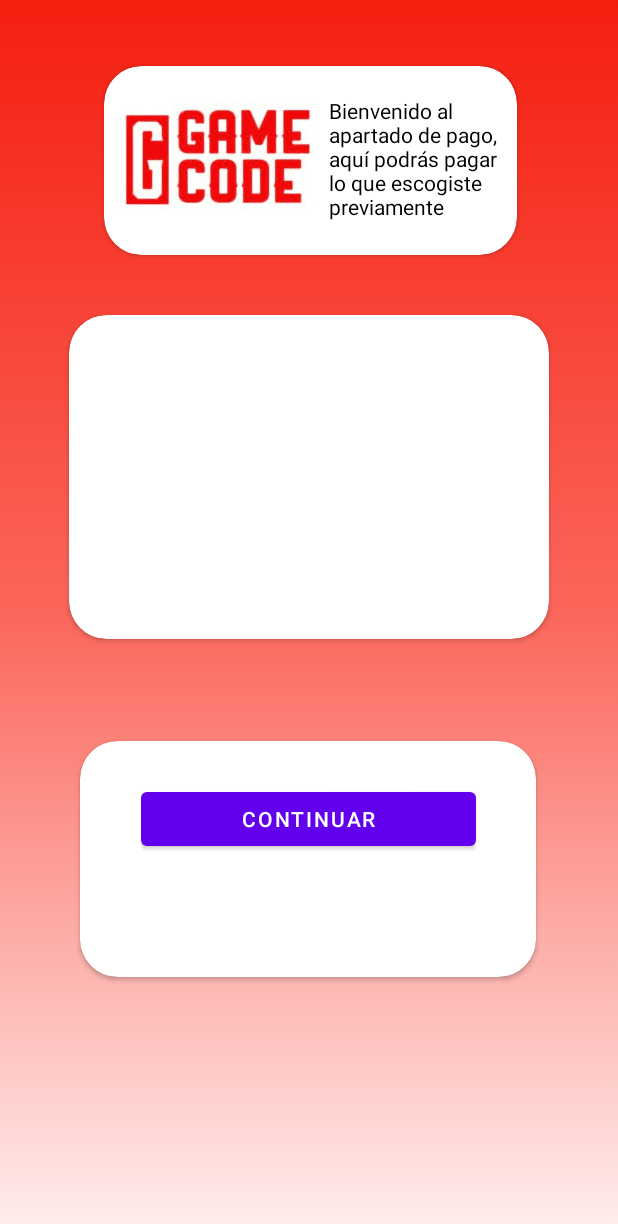
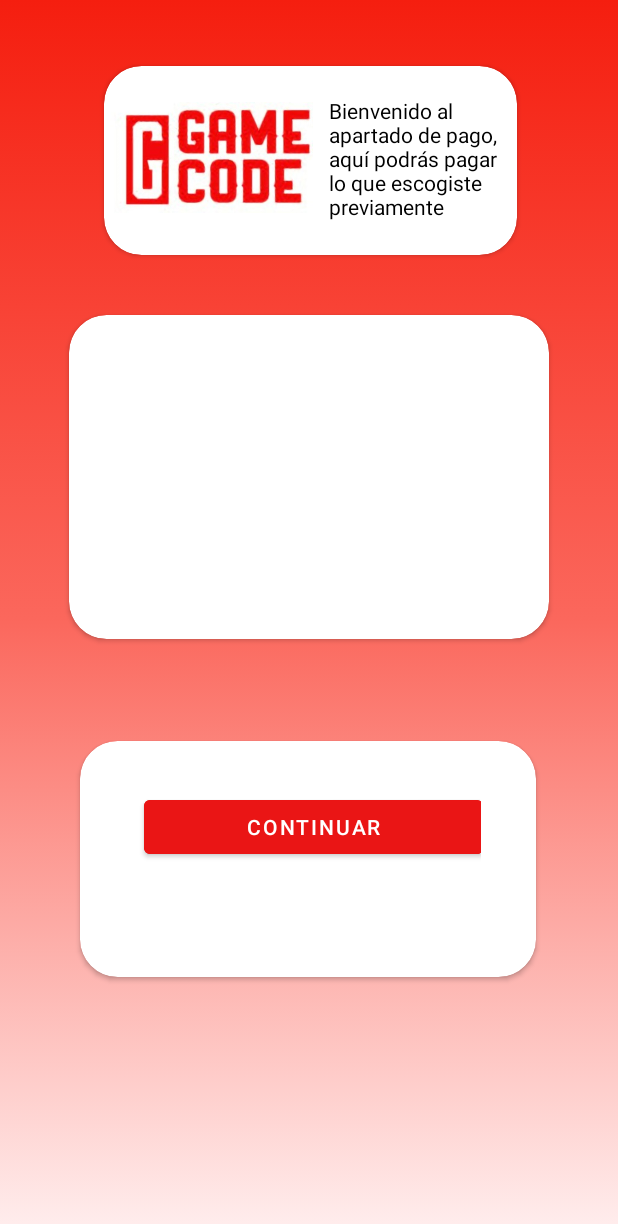
Before and after one commit to ElWazy/GameCode, an Android app: the Payment_act screen opened directly, with no data from a screen before it, on a phone screen of 412 x 824 dp. Shown: the top 1224 px of the screen. Run offline under Robolectric (Android 15) with nearby library versions, the phone set to English and light mode, and no system bars; libraries missing offline, so code that uses them is left out: com.synap.pay.

Commit message:
pequeños cambios

```diff
--- a/app/build.gradle
+++ b/app/build.gradle
@@ -42,7 +42,9 @@ dependencies {
     androidTestImplementation 'androidx.test.espresso:espresso-core:3.4.0'
 
     //PASARELA DE PAGO
+    //noinspection GradleCompatible
     implementation 'com.android.support:appcompat-v7:28.0.0'
+    //noinspection GradleCompatible
     implementation 'com.android.support:recyclerview-v7:28.0.0'
     implementation 'com.android.support.constraint:constraint-layout:1.1.3'
     implementation 'com.squareup.okhttp3:okhttp:3.10.0'
--- a/app/src/main/java/com/lutrias/projectunit2_matiasmarchant_santiagofierro/InsumosActivity.java
+++ b/app/src/main/java/com/lutrias/projectunit2_matiasmarchant_santiagofierro/InsumosActivity.java
@@ -52,7 +52,12 @@ public class InsumosActivity extends AppCompatActivity {
         btnBuy.setOnClickListener(this::pagar);
     }
     private void pagar (View v){
+        Card taj = new Card();
+        int calc = taj.cal(Integer.parseInt(txtNumber.getText().toString()), spnInsumos.getSelectedItem().toString());
+        String ex = String.valueOf(calc);
+
         Intent i = new Intent(this, Payment_act.class);
+        i.putExtra("valor",ex);
         startActivity(i);
     }
 
@@ -64,6 +69,8 @@ public class InsumosActivity extends AppCompatActivity {
             if (valuenumber <= 10 && valuenumber >0){
                 lblResumen.setText("Usted escogio " + txtNumber.getText().toString() +" "+ spnInsumos.getSelectedItem().toString()+", siendo un total de: $"+ taj.cal(Integer.parseInt(txtNumber.getText().toString()), spnInsumos.getSelectedItem().toString()));
                 btnBuy.setVisibility(View.VISIBLE);
+
+
                 if (option.equals("Tarjeta bronce")){
                     star.setRating(1);
                 }
--- a/app/src/main/java/com/lutrias/projectunit2_matiasmarchant_santiagofierro/Payment_act.java
+++ b/app/src/main/java/com/lutrias/projectunit2_matiasmarchant_santiagofierro/Payment_act.java
@@ -19,9 +19,11 @@ import com.synap.pay.model.payment.SynapSettings;
 import com.synap.pay.model.payment.SynapTransaction;
 import com.synap.pay.model.payment.response.SynapAuthorizeResponse;
 import com.synap.pay.model.security.SynapAuthenticator;
+import com.synap.pay.theming.SynapDarkTheme;
 import com.synap.pay.theming.SynapLightTheme;
 import com.synap.pay.theming.SynapTheme;
 
+import android.annotation.SuppressLint;
 import android.content.DialogInterface;
 import android.os.Bundle;
 import android.os.Handler;
@@ -40,17 +42,22 @@ public class Payment_act extends AppCompatActivity {
     private FrameLayout synapForm;
     private Button synapButton;
 
+    @SuppressLint("SetTextI18n")
     @Override
     protected void onCreate(Bundle savedInstanceState) {
         super.onCreate(savedInstanceState);
         setContentView(R.layout.activity_payment);
 
+
+
         // Asocie y oculte el contenedor del formulario de pago (FrameLayout), hasta que se ejecute la acción de continuar al pago
         synapForm = findViewById(R.id.contenedorTarjeta);
         synapForm.setVisibility(View.GONE);
+        String cambio = getIntent().getStringExtra("valor");
 
         // Asocie y oculte el botón de pago (Button), hasta que se ejecute la acción de continuar al pago
         synapButton=findViewById(R.id.btnPago);
+
         synapButton.setVisibility(View.GONE);
         synapButton.setOnClickListener(new View.OnClickListener() {
 
@@ -66,6 +73,7 @@ public class Payment_act extends AppCompatActivity {
             @Override
             public void onClick(View view) {
                 startPayment();
+                startPayment.setText("Pagar: "+cambio);
             }
         });
 
@@ -82,8 +90,8 @@ public class Payment_act extends AppCompatActivity {
         this.paymentWidget=SynapPayButton.create(synapForm);
 
         // Tema de fondo en la tarjeta (Light o Dark)
-        SynapTheme theme = new SynapLightTheme(); // Fondo Light con controles dark
-        //SynapTheme theme = new SynapDarkTheme(); // Fondo Dark con controles light
+        //SynapTheme theme = new SynapLightTheme(); // Fondo Light con controles dark
+        SynapTheme theme = new SynapDarkTheme(); // Fondo Dark con controles light
         SynapPayButton.setTheme(theme);
 
         // Seteo del ambiente ".SANDBOX" o ".PRODUCTION"
@@ -142,6 +150,7 @@ public class Payment_act extends AppCompatActivity {
                         Looper.prepare();
                         String messageText=response.getMessage().getText();
                         // Agregue el código de la experiencia que desee visualizar en un error
+
                         showMessage(messageText);
                         Looper.loop();
                     }
@@ -173,8 +182,7 @@ public class Payment_act extends AppCompatActivity {
         // Referencie al objeto cliente
         SynapPerson customer=new SynapPerson();
         // Seteo del cliente
-        customer.setName("Javier");
-        customer.setLastName("Pérez");
+
 
         // Referencie al objeto dirección del cliente
         SynapAddress address=new SynapAddress();
--- a/app/src/main/res/layout/activity_payment.xml
+++ b/app/src/main/res/layout/activity_payment.xml
@@ -58,8 +58,8 @@
 
         <FrameLayout
             android:id="@+id/contenedorTarjeta"
-            android:layout_width="match_parent"
-            android:layout_height="match_parent"
+            android:layout_width="320dp"
+            android:layout_height="220dp"
             tools:ignore="MissingConstraints">
 
         </FrameLayout>
@@ -80,8 +80,8 @@
             android:layout_height="match_parent">
 
             <LinearLayout
-                android:layout_width="223dp"
-                android:layout_height="100dp"
+                android:layout_width="230dp"
+                android:layout_height="116dp"
                 android:layout_marginTop="28dp"
                 android:orientation="vertical"
                 app:layout_constraintEnd_toEndOf="parent"
@@ -93,12 +93,18 @@
                     android:id="@+id/btnPago"
                     android:layout_width="match_parent"
                     android:layout_height="wrap_content"
-                    android:text="Cargar" />
+                    android:layout_margin="5dp"
+                    android:backgroundTint="#EA1515"
+                    android:text="Cargar"
+                    android:textSize="12sp" />
 
                 <Button
                     android:id="@+id/btnContinuar"
-                    android:layout_width="match_parent"
+                    android:layout_width="226dp"
                     android:layout_height="wrap_content"
+                    android:layout_margin="5dp"
+                    android:backgroundTint="#EA1515"
+                    android:minHeight="48dp"
                     android:text="Continuar" />
             </LinearLayout>
         </androidx.constraintlayout.widget.ConstraintLayout>
```
